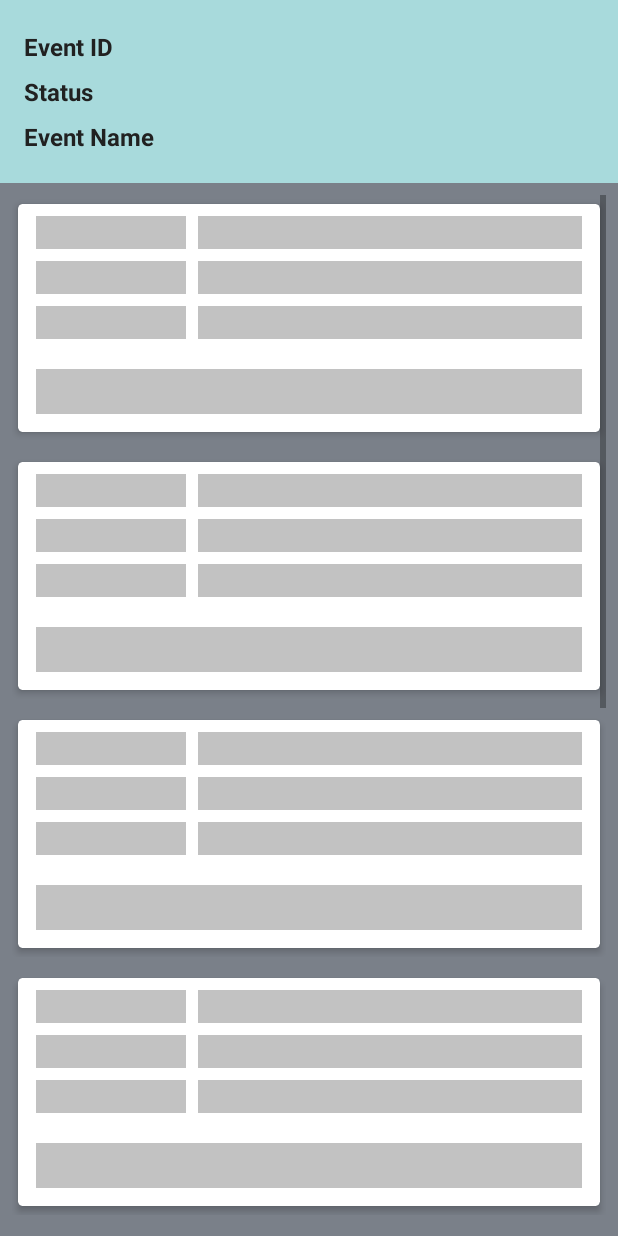
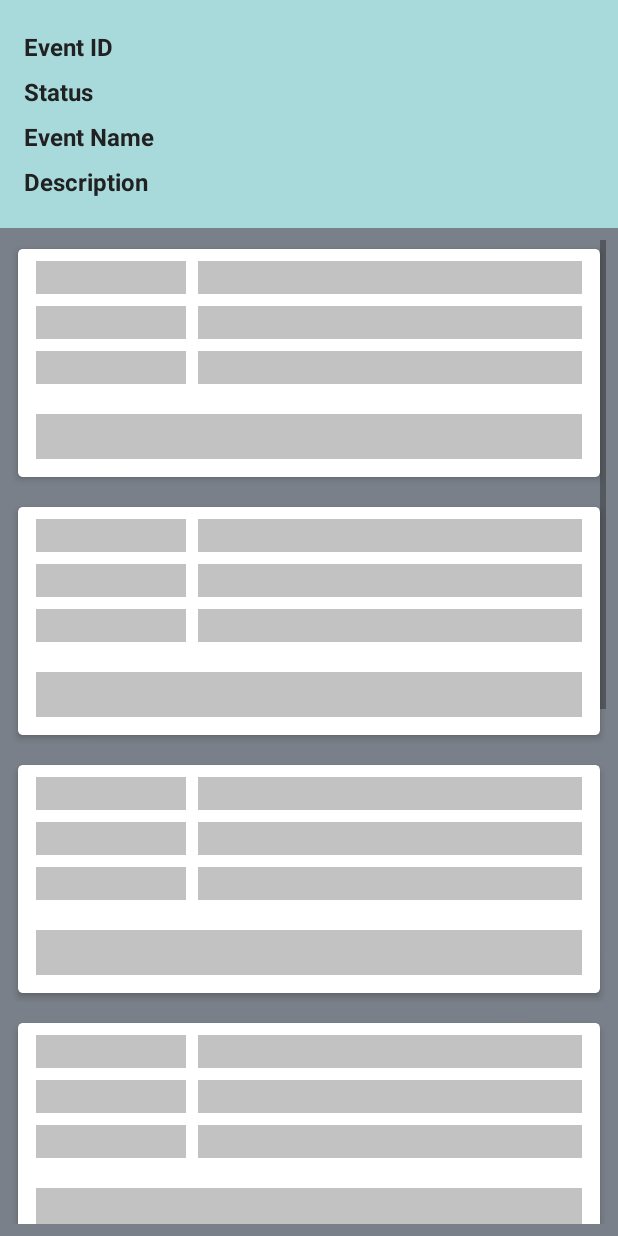
Before and after one commit to vinodpatildev/event-master, an Android app: the layout activity_event_report.xml on its own in the app's theme, with its tools: preview values and no code run, on a phone screen of 412 x 824 dp. Run offline under Robolectric (Android 15) with nearby library versions, the phone set to English and light mode, and no system bars.

Commit message:
Project milestone.
Signed-off-by: Vinod Patil <61724808+vinodpatildev@users.noreply.github.com>

```diff
--- a/event-master/app/src/main/java/com/vinodpatildev/eventmaster/presentation/SplashActivity.kt
+++ b/event-master/app/src/main/java/com/vinodpatildev/eventmaster/presentation/SplashActivity.kt
@@ -8,7 +8,7 @@ import com.vinodpatildev.eventmaster.R
 import com.vinodpatildev.eventmaster.presentation.ui.auth.SignInActivity
 
 class SplashActivity : AppCompatActivity() {
-    private var TIME_OUT:Long = 1000
+    private var TIME_OUT:Long = 2000
     override fun onCreate(savedInstanceState: Bundle?) {
         super.onCreate(savedInstanceState)
         setContentView(R.layout.activity_splash)
--- a/event-master/app/src/main/java/com/vinodpatildev/eventmaster/presentation/ui/event/details/EventReportActivity.kt
+++ b/event-master/app/src/main/java/com/vinodpatildev/eventmaster/presentation/ui/event/details/EventReportActivity.kt
@@ -48,6 +48,7 @@ class EventReportActivity : AppCompatActivity() {
             tvEventReportFieldIdValue.text = clickedEvent._id
             tvEventReportFieldTitleValue.text = clickedEvent.title
             tvEventReprtFieldStatusValue.text = clickedEvent.state
+            tvEventReportFieldDescriptionValue.text = clickedEvent.description
         }
         viewModel.getEventReportAdmin(clickedEvent._id)
         binding?.rvRegisteredCreatedEventList?.layoutManager = LinearLayoutManager(this)
--- a/event-master/app/src/main/res/layout/activity_event_report.xml
+++ b/event-master/app/src/main/res/layout/activity_event_report.xml
@@ -124,6 +124,35 @@
 
         </LinearLayout>
 
+        <LinearLayout
+            android:layout_width="match_parent"
+            android:layout_height="wrap_content"
+            android:layout_marginVertical="4dp"
+            android:orientation="horizontal">
+
+            <TextView
+                android:id="@+id/tvEventFieldDescription"
+                android:layout_width="100dp"
+                android:layout_height="wrap_content"
+                android:text="Description"
+                android:textColor="@color/primary_text_color"
+                android:textSize="@dimen/item_happy_place_title_textSize"
+                android:textStyle="bold" />
+
+            <TextView
+                android:id="@+id/tvEventReportFieldDescriptionValue"
+                android:layout_width="match_parent"
+                android:layout_height="wrap_content"
+                android:ellipsize="end"
+                android:maxLines="2"
+                android:text=""
+                android:textColor="@color/item_happy_place_description_text_color"
+                android:textSize="@dimen/item_happy_place_title_textSize"
+                android:textStyle="bold" />
+
+        </LinearLayout>
+
+
     </LinearLayout>
     <com.facebook.shimmer.ShimmerFrameLayout
         android:id="@+id/shimmer_view_container"
--- a/event-master/gradle.properties
+++ b/event-master/gradle.properties
@@ -24,6 +24,6 @@ android.nonTransitiveRClass=true
 #BACKEND_API_KEY = "4fcabf823ccd42f3a66fbf9f67c149b1"
 #BACKEND_WEB_URL = "https://newsapi.org"
 
-#BACKEND_WEB_URL = "http://192.168.43.67:5000"
+BACKEND_WEB_URL = "http://192.168.43.67:5000"
 
-BACKEND_WEB_URL = "http://192.168.1.68:5000"
+#BACKEND_WEB_URL = "http://192.168.1.68:5000"
```
Also changed, not shown: event-master/app/src/main/java/com/vinodpatildev/eventmaster/presentation/ui/event/details/EventDetailsActivity.kt (+3 -23 lines), event-master/app/src/main/java/com/vinodpatildev/eventmaster/presentation/ui/event/editor/EventCreateEditActivity.kt (+12 -3 lines), event-master/app/src/main/java/com/vinodpatildev/eventmaster/presentation/ui/geofence/GeofenceActivity.kt (+33 -1 lines), event-master/app/src/main/java/com/vinodpatildev/eventmaster/presentation/ui/geofence/TimerService.kt (+34 -28 lines), 3 other files.
